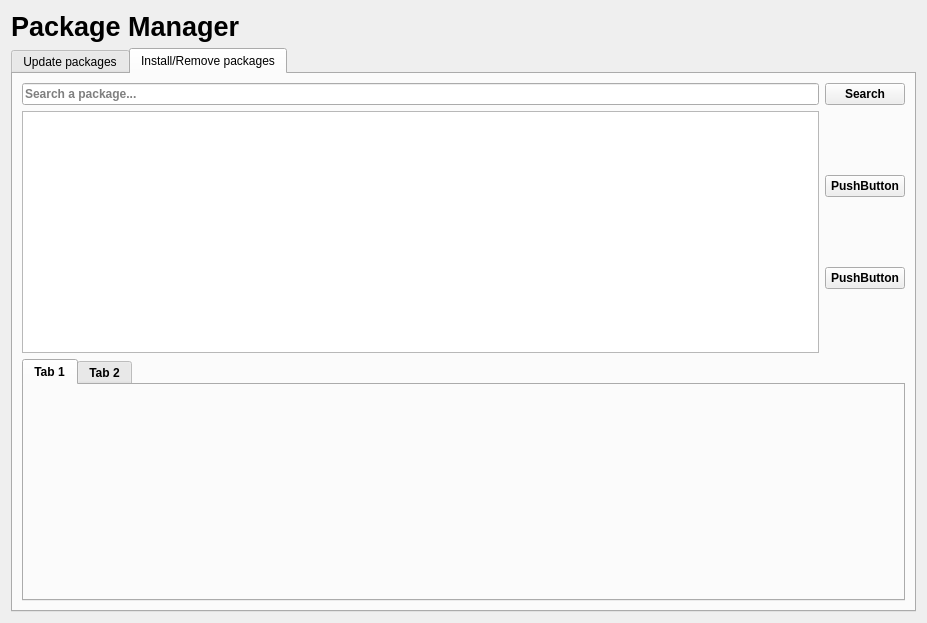
Qt form archcentral/ui/designer/packagemanager.ui (szabatoro/archcentral-thesis) before a commit.
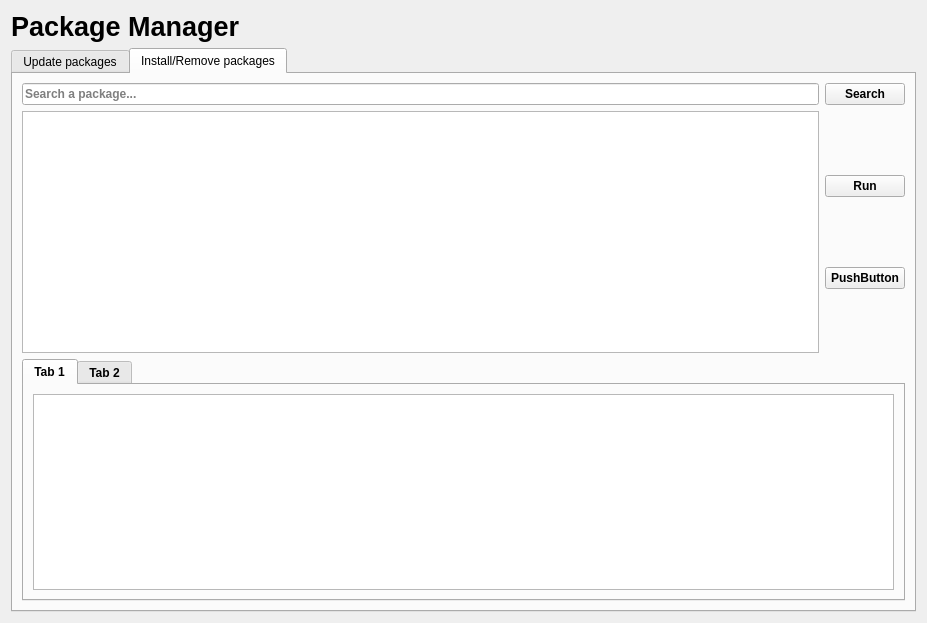
The same form after that commit.

Commit message: renamed some buttons

```diff
--- a/archcentral/ui/designer/packagemanager.ui
+++ b/archcentral/ui/designer/packagemanager.ui
@@ -131,7 +131,7 @@
            <item>
             <widget class="QPushButton" name="pushButton_2">
              <property name="text">
-              <string>PushButton</string>
+              <string>Run</string>
              </property>
             </widget>
            </item>
@@ -155,6 +155,11 @@
           <attribute name="title">
            <string>Tab 1</string>
           </attribute>
+          <layout class="QVBoxLayout" name="verticalLayout_5">
+           <item>
+            <widget class="QPlainTextEdit" name="pacman_output_tr"/>
+           </item>
+          </layout>
          </widget>
          <widget class="QWidget" name="tab_2">
           <attribute name="title">
```
Left out of the diff: 5 changed lines with no effect on the pictures. The commit also changes 1 other file.
